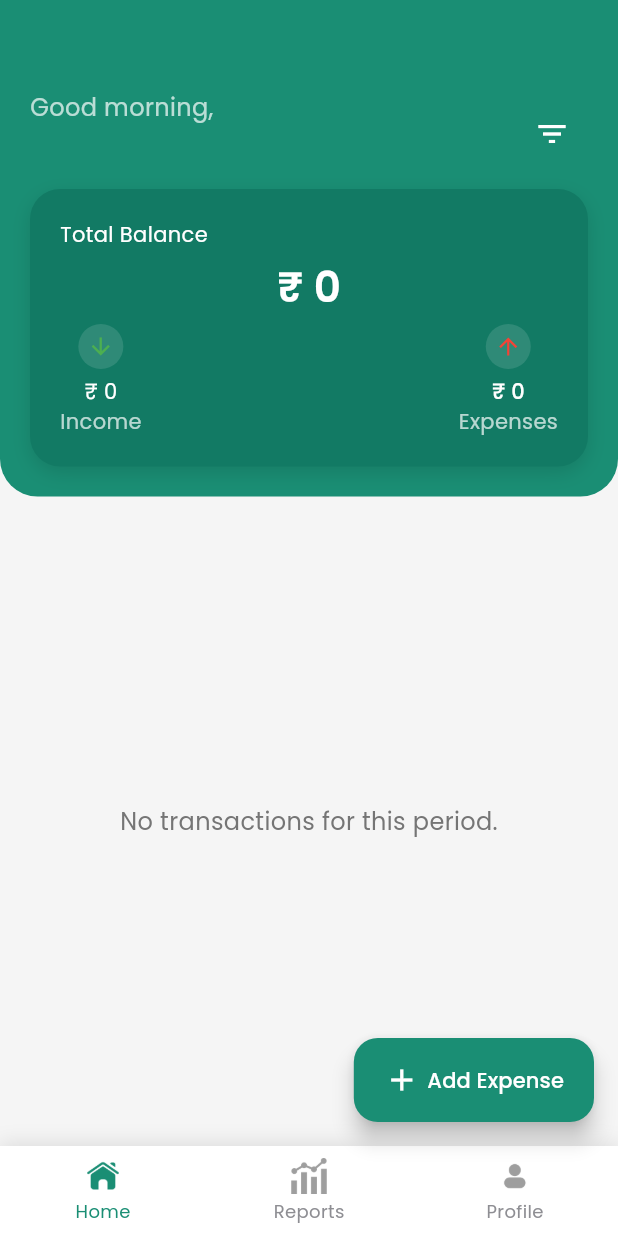
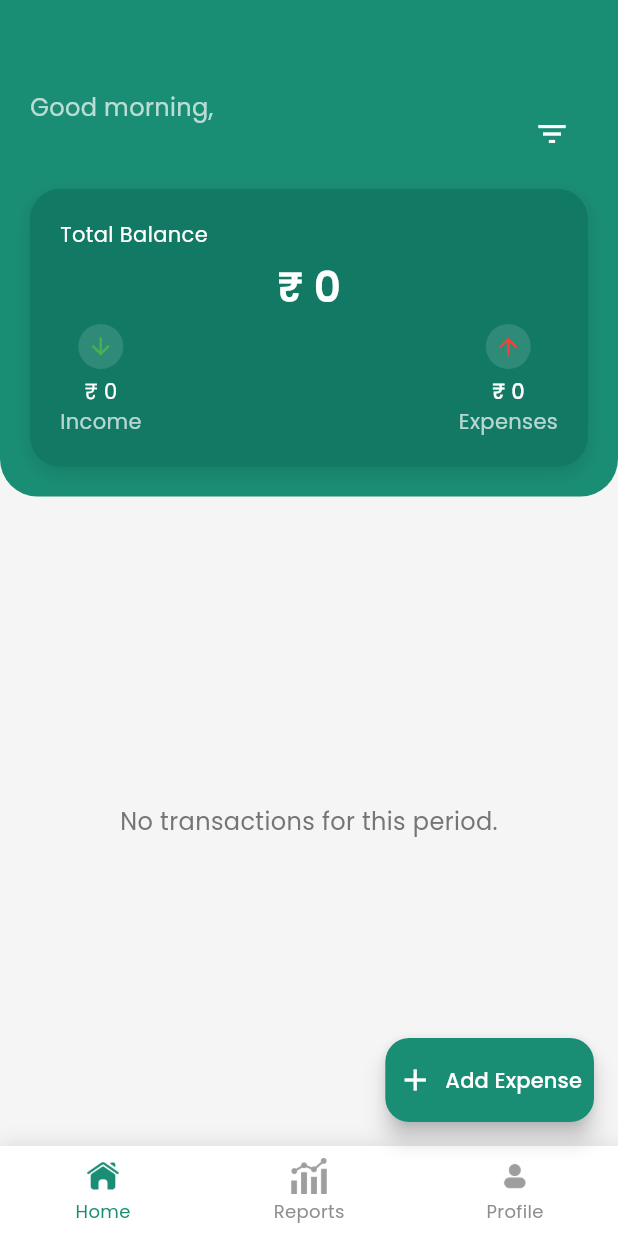
Before and after one commit to shiv-stack/expense_tracker_flutter, a Flutter app: the MainScreen widget shown alone on an empty page, opened directly, on a phone screen of 412 x 824 dp. Run offline on Flutter 3.47's test engine with Material 3 defaults, Android fonts, the phone set to English and light mode, and no system bars; drawn by our look-alikes of persistent_bottom_nav_bar_v2; our stand-ins replace dotted_border, fl_chart, flutter_bloc, hive, hive_flutter, package_info_plus and 2 more; accounts and stored records are empty.

Commit message:
Fixed filter height

```diff
--- a/lib/Screens/HomeScreen.dart
+++ b/lib/Screens/HomeScreen.dart
@@ -105,15 +105,11 @@ class _MainScreenState extends State<MainScreen> {
             // borderRadius: BorderRadius.circular(20),
           ),
         ),
-        floatingActionButton: selectedIndex == 0
+        floatingActionButton: (selectedIndex == 0)
             ? FloatingActionButton.extended(
-                label: Row(
-                  spacing: 5,
-                  children: [
-                    Icon(Icons.add, color: Colors.white),
-                    Text("Add Expense", style: TextStyle(color: Colors.white)),
-                  ],
-                ),
+                extendedPadding: const EdgeInsets.symmetric(horizontal: 8, vertical: 4),
+                label: Text("Add Expense", style: TextStyle(color: Colors.white)),
+                icon: Icon(Icons.add, color: Colors.white),
                 onPressed: () {
                   Navigator.push(
                     context,
@@ -515,7 +511,7 @@ class _DashboardTabState extends State<DashboardTab> with SingleTickerProviderSt
                       )),
                   const SizedBox(height: 20),
                   SizedBox(
-                    height: 250,
+                    height: 300,
                     child: Row(
                       mainAxisAlignment: MainAxisAlignment.center,
                       children: [
@@ -605,6 +601,7 @@ class _DashboardTabState extends State<DashboardTab> with SingleTickerProviderSt
                       ),
                     ],
                   ),
+                  SizedBox(height: 60),
                 ],
               ),
             );
```
